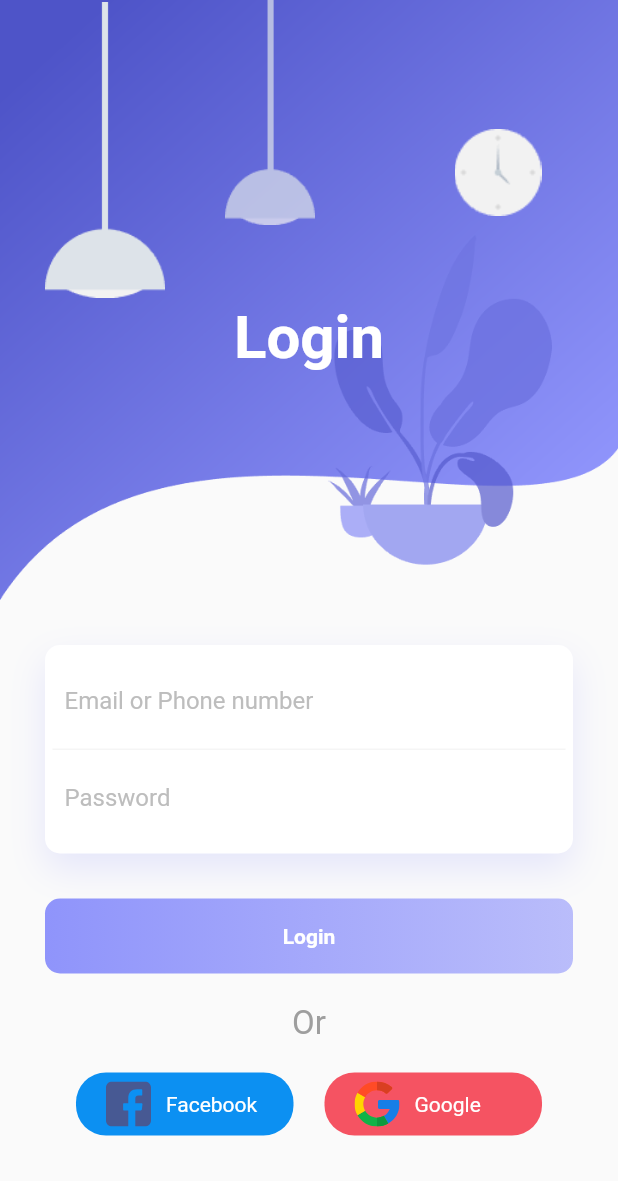
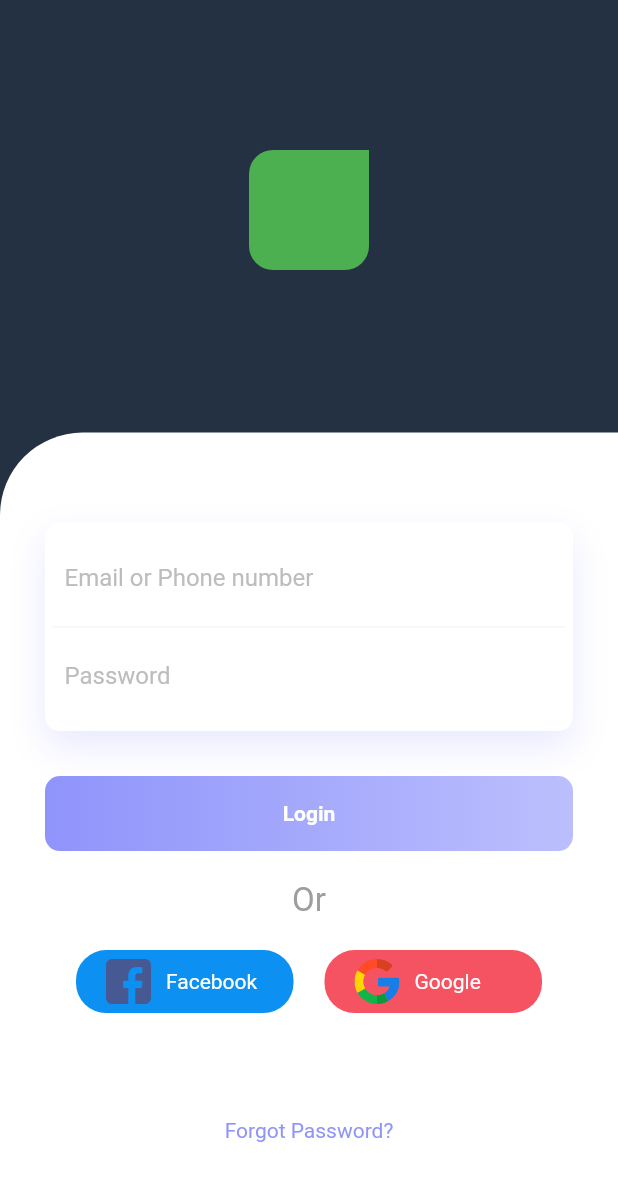
Before and after one commit to thangtx86/TheMovieApp, a Flutter app: the screen it shows after launch, on a phone screen of 412 x 824 dp. Shown: the top 1181 px of the screen. Run offline on Flutter 3.47's test engine with Material 2 defaults, Android fonts, the phone set to English and light mode, and no system bars; our stand-ins replace dio, eva_icons_flutter, firebase_auth, firebase_core, flutter_rating_bar, flutter_svg and 4 more; missing offline and left inert: flutter_login_facebook; accounts and stored records are empty.

Commit message:
change ui

```diff
--- a/lib/screens/signin/login_screen.dart
+++ b/lib/screens/signin/login_screen.dart
@@ -45,8 +45,217 @@ class _LoginWidgetState extends State<LoginWidget> {
 
   @override
   Widget build(BuildContext context) {
+    Size size = MediaQuery.of(context).size;
     return Scaffold(
         body: SingleChildScrollView(
+      child: Container(
+        child: Stack(
+          alignment: Alignment.center,
+          children: <Widget>[
+            Container(
+              height: size.height,
+              color: Color(0xFF243142),
+            ),
+            _buildHeadrLogin(),
+            _buildFormLogin(size)
+          ],
+        ),
+      ),
+    ));
+  }
+
+  Widget _buildFormLogin(Size size) {
+    return Positioned(
+      bottom: 0,
+      right: 0,
+      left: 0,
+      child: Container(
+        height: (size.height * 0.65),
+        decoration: BoxDecoration(
+          color: Colors.white,
+          borderRadius: BorderRadius.only(
+            topLeft: Radius.circular(55),
+          ),
+        ),
+        child: Padding(
+          padding:
+              EdgeInsets.only(top: 60, left: 30.0, right: 30.0, bottom: 30.0),
+          child: Column(
+            children: <Widget>[
+              Container(
+                padding: EdgeInsets.all(5),
+                decoration: BoxDecoration(
+                    color: Colors.white,
+                    borderRadius: BorderRadius.circular(10),
+                    boxShadow: [
+                      BoxShadow(
+                          color: Color.fromRGBO(143, 148, 251, .2),
+                          blurRadius: 20.0,
+                          offset: Offset(0, 10))
+                    ]),
+                child: _buildFormInput(),
+              ),
+              SizedBox(
+                height: 30,
+              ),
+              _buildButtonLogin(),
+              SizedBox(
+                height: 20,
+              ),
+              Text("Or", style: TextStyle(color: Colors.grey, fontSize: 22)),
+              SizedBox(
+                height: 20,
+              ),
+              _buildSocialNetworkButton(),
+              SizedBox(
+                height: 70,
+              ),
+              Text(
+                "Forgot Password?",
+                style: TextStyle(color: Color.fromRGBO(143, 148, 251, 1)),
+              ),
+            ],
+          ),
+        ),
+      ),
+    );
+  }
+
+  Widget _buildSocialNetworkButton() {
+    return Row(
+      mainAxisAlignment: MainAxisAlignment.spaceEvenly,
+      children: <Widget>[
+        GestureDetector(
+          onTap: () {
+            _loginBloc.fbSignIn();
+          },
+          child: Container(
+            width: 145,
+            padding: EdgeInsets.symmetric(horizontal: 20, vertical: 6),
+            decoration: BoxDecoration(
+                color: Color(0xff0C90F2),
+                borderRadius: new BorderRadius.all(
+                  Radius.circular(20.0),
+                )),
+            child: Row(
+              children: <Widget>[
+                SvgPicture.asset(
+                  "assets/images/facebook.svg",
+                  width: 30,
+                  height: 30,
+                ),
+                SizedBox(
+                  width: 10,
+                ),
+                Text(
+                  "Facebook",
+                  style: TextStyle(color: Colors.white, fontSize: 14),
+                )
+              ],
+            ),
+          ),
+        ),
+        GestureDetector(
+          onTap: () {
+            _loginBloc.ggSignIn();
+          },
+          child: Container(
+            width: 145,
+            padding: EdgeInsets.symmetric(horizontal: 20, vertical: 6),
+            decoration: BoxDecoration(
+                color: Color(0xffF55362),
+                borderRadius: new BorderRadius.all(
+                  Radius.circular(20.0),
+                )),
+            child: Row(
+              children: <Widget>[
+                SvgPicture.asset(
+                  "assets/images/google.svg",
+                  width: 30,
+                  height: 30,
+                ),
+                SizedBox(
+                  width: 10,
+                ),
+                Text(
+                  "Google",
+                  style: TextStyle(color: Colors.white, fontSize: 14),
+                )
+              ],
+            ),
+          ),
+        )
+      ],
+    );
+  }
+
+  Widget _buildButtonLogin() {
+    return Container(
+      height: 50,
+      decoration: BoxDecoration(
+          borderRadius: BorderRadius.circular(10),
+          gradient: LinearGradient(colors: [
+            Color.fromRGBO(143, 148, 251, 1),
+            Color.fromRGBO(143, 148, 251, .6),
+          ])),
+      child: Center(
+        child: Text(
+          "Login",
+          style: TextStyle(color: Colors.white, fontWeight: FontWeight.bold),
+        ),
+      ),
+    );
+  }
+
+  Widget _buildFormInput() {
+    return Column(
+      children: <Widget>[
+        Container(
+          padding: EdgeInsets.all(8.0),
+          decoration: BoxDecoration(
+              border: Border(bottom: BorderSide(color: Colors.grey[100]!))),
+          child: TextField(
+            decoration: InputDecoration(
+                border: InputBorder.none,
+                hintText: "Email or Phone number",
+                hintStyle: TextStyle(color: Colors.grey[400])),
+          ),
+        ),
+        Container(
+          padding: EdgeInsets.all(8.0),
+          child: TextField(
+            decoration: InputDecoration(
+                border: InputBorder.none,
+                hintText: "Password",
+                hintStyle: TextStyle(color: Colors.grey[400])),
+          ),
+        )
+      ],
+    );
+  }
+
+  Widget _buildHeadrLogin() {
+    return Positioned(
+      top: 100,
+      child: Align(
+        child: Container(
+          width: 80,
+          height: 80,
+          decoration: BoxDecoration(
+            color: Colors.green,
+            borderRadius: BorderRadius.only(
+              topLeft: Radius.circular(16),
+              bottomLeft: Radius.circular(16),
+              bottomRight: Radius.circular(16),
+            ),
+          ),
+        ),
+      ),
+    );
+  }
+
+  Widget _buildLoginView() {
+    return SingleChildScrollView(
       child: Container(
         child: Column(
           children: <Widget>[
@@ -264,226 +473,6 @@ class _LoginWidgetState extends State<LoginWidget> {
           ],
         ),
       ),
-    ));
+    );
   }
 }
-
-/*class _LoginWidget extends StatelessWidget {
-  const _LoginWidget({Key? key}) : super(key: key);
-
-  LoginBloc _loginBloc;
-
-
-
-  @override
-  Widget build(BuildContext context) {
-    return Scaffold(
-        body: Container(
-      child: Column(
-        children: <Widget>[
-          Container(
-            height: 400,
-            decoration: BoxDecoration(
-              image: DecorationImage(
-                  image: AssetImage("assets/images/background.png"),
-                  fit: BoxFit.fill),
-            ),
-            child: Stack(
-              children: <Widget>[
-                Positioned(
-                  width: 80,
-                  left: 30,
-                  height: 200,
-                  child: Container(
-                    decoration: BoxDecoration(
-                      image: DecorationImage(
-                        image: AssetImage("assets/images/light-1.png"),
-                      ),
-                    ),
-                  ),
-                ),
-                Positioned(
-                  width: 80,
-                  left: 140,
-                  height: 150,
-                  child: Container(
-                    decoration: BoxDecoration(
-                      image: DecorationImage(
-                        image: AssetImage("assets/images/light-2.png"),
-                      ),
-                    ),
-                  ),
-                ),
-                Positioned(
-                  top: 40,
-                  right: 40,
-                  width: 80,
-                  height: 150,
-                  child: Container(
-                    decoration: BoxDecoration(
-                      image: DecorationImage(
-                        image: AssetImage("assets/images/clock.png"),
-                      ),
-                    ),
-                  ),
-                ),
-                Positioned(
-                  child: Container(
-                    margin: EdgeInsets.only(top: 50),
-                    child: Center(
-                      child: Text(
-                        "Login",
-                        style: TextStyle(
-                            color: Colors.white,
-                            fontSize: 40,
-                            fontWeight: FontWeight.bold),
-                      ),
-                    ),
-                  ),
-                )
-              ],
-            ),
-          ),
-          Padding(
-            padding: EdgeInsets.all(30.0),
-            child: Column(
-              children: <Widget>[
-                Container(
-                  padding: EdgeInsets.all(5),
-                  decoration: BoxDecoration(
-                      color: Colors.white,
-                      borderRadius: BorderRadius.circular(10),
-                      boxShadow: [
-                        BoxShadow(
-                            color: Color.fromRGBO(143, 148, 251, .2),
-                            blurRadius: 20.0,
-                            offset: Offset(0, 10))
-                      ]),
-                  child: Column(
-                    children: <Widget>[
-                      Container(
-                        padding: EdgeInsets.all(8.0),
-                        decoration: BoxDecoration(
-                            border: Border(
-                                bottom: BorderSide(color: Colors.grey[100]!))),
-                        child: TextField(
-                          decoration: InputDecoration(
-                              border: InputBorder.none,
-                              hintText: "Email or Phone number",
-                              hintStyle: TextStyle(color: Colors.grey[400])),
-                        ),
-                      ),
-                      Container(
-                        padding: EdgeInsets.all(8.0),
-                        child: TextField(
-                          decoration: InputDecoration(
-                              border: InputBorder.none,
-                              hintText: "Password",
-                              hintStyle: TextStyle(color: Colors.grey[400])),
-                        ),
-                      )
-                    ],
-                  ),
-                ),
-                SizedBox(
-                  height: 30,
-                ),
-                Container(
-                  height: 50,
-                  decoration: BoxDecoration(
-                      borderRadius: BorderRadius.circular(10),
-                      gradient: LinearGradient(colors: [
-                        Color.fromRGBO(143, 148, 251, 1),
-                        Color.fromRGBO(143, 148, 251, .6),
-                      ])),
-                  child: Center(
-                    child: Text(
-                      "Login",
-                      style: TextStyle(
-                          color: Colors.white, fontWeight: FontWeight.bold),
-                    ),
-                  ),
-                ),
-                SizedBox(
-                  height: 20,
-                ),
-                Text("Or", style: TextStyle(color: Colors.grey, fontSize: 22)),
-                SizedBox(
-                  height: 20,
-                ),
-                Row(
-                  mainAxisAlignment: MainAxisAlignment.spaceEvenly,
-                  children: <Widget>[
-                    GestureDetector(
-                      onTap: () {},
-                      child: Container(
-                        width: 145,
-                        padding:
-                            EdgeInsets.symmetric(horizontal: 20, vertical: 6),
-                        decoration: BoxDecoration(
-                            color: Color(0xff0C90F2),
-                            borderRadius: new BorderRadius.all(
-                              Radius.circular(20.0),
-                            )),
-                        child: Row(
-                          children: <Widget>[
-                            SvgPicture.asset(
-                              "assets/images/facebook.svg",
-                              width: 30,
-                              height: 30,
-                            ),
-                            SizedBox(
-                              width: 10,
-                            ),
-                            Text(
-                              "Facebook",
-                              style:
-                                  TextStyle(color: Colors.white, fontSize: 14),
-                            )
-                          ],
-                        ),
-                      ),
-                    ),
-                    Container(
-                      width: 145,
-                      padding:
-                          EdgeInsets.symmetric(horizontal: 20, vertical: 6),
-                      decoration: BoxDecoration(
-                          color: Color(0xffF55362),
-                          borderRadius: new BorderRadius.all(
-                            Radius.circular(20.0),
-                          )),
-                      child: Row(
-                        children: <Widget>[
-                          SvgPicture.asset(
-                            "assets/images/google.svg",
-                            width: 30,
-                            height: 30,
-                          ),
-                          SizedBox(
-                            width: 10,
-                          ),
-                          Text(
-                            "Google",
-                            style: TextStyle(color: Colors.white, fontSize: 14),
-                          )
-                        ],
-                      ),
-                    )
-                  ],
-                ),
-                SizedBox(
-                  height: 70,
-                ),
-                Text(
-                  "Forgot Password?",
-                  style: TextStyle(color: Color.fromRGBO(143, 148, 251, 1)),
-                ),
-              ],
-            ),
-          )
-        ],
-      ),
-    ));
-  }
-}*/
```
